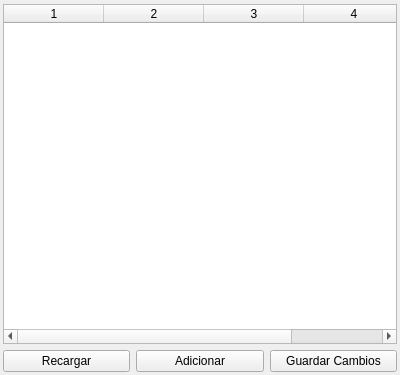
Old version of the form homeswindow.ui in the repository GonzaloHernandez/jpbilling.
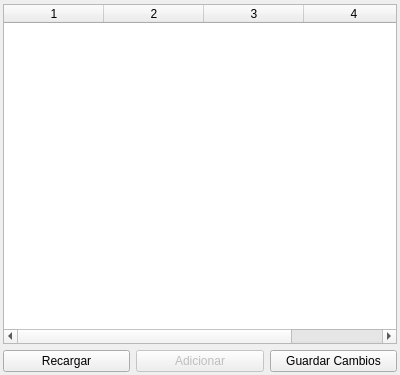
New version of the form.

Patch:
```diff
--- a/homeswindow.ui
+++ b/homeswindow.ui
@@ -54,6 +54,9 @@
      </item>
      <item>
       <widget class="QPushButton" name="button_add">
+       <property name="enabled">
+        <bool>false</bool>
+       </property>
        <property name="text">
         <string>Adicionar</string>
        </property>
```
